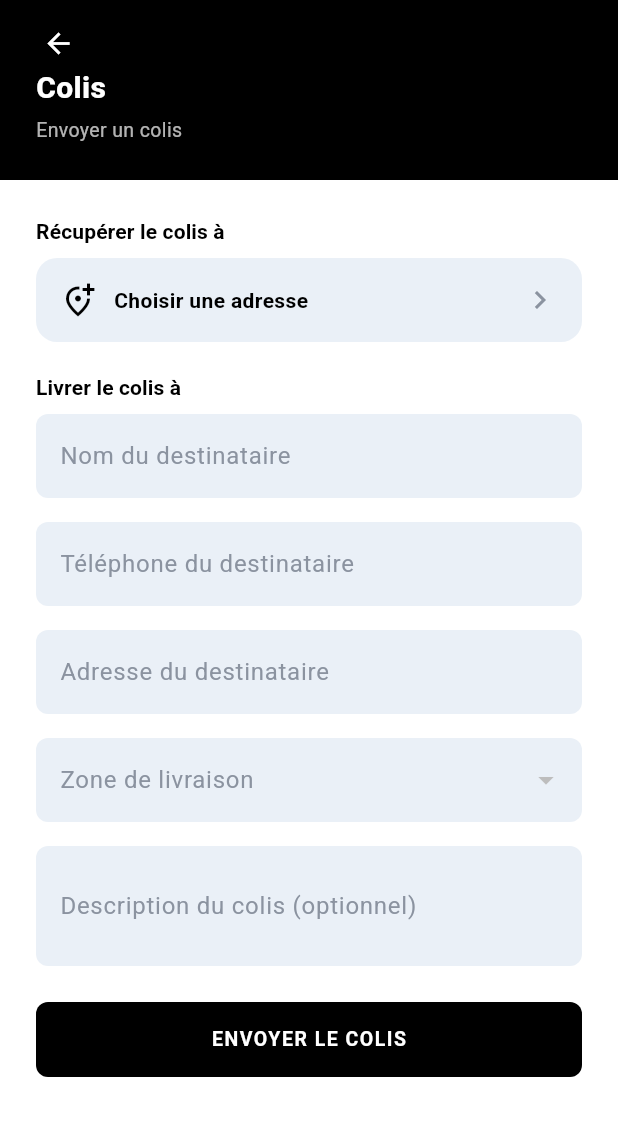
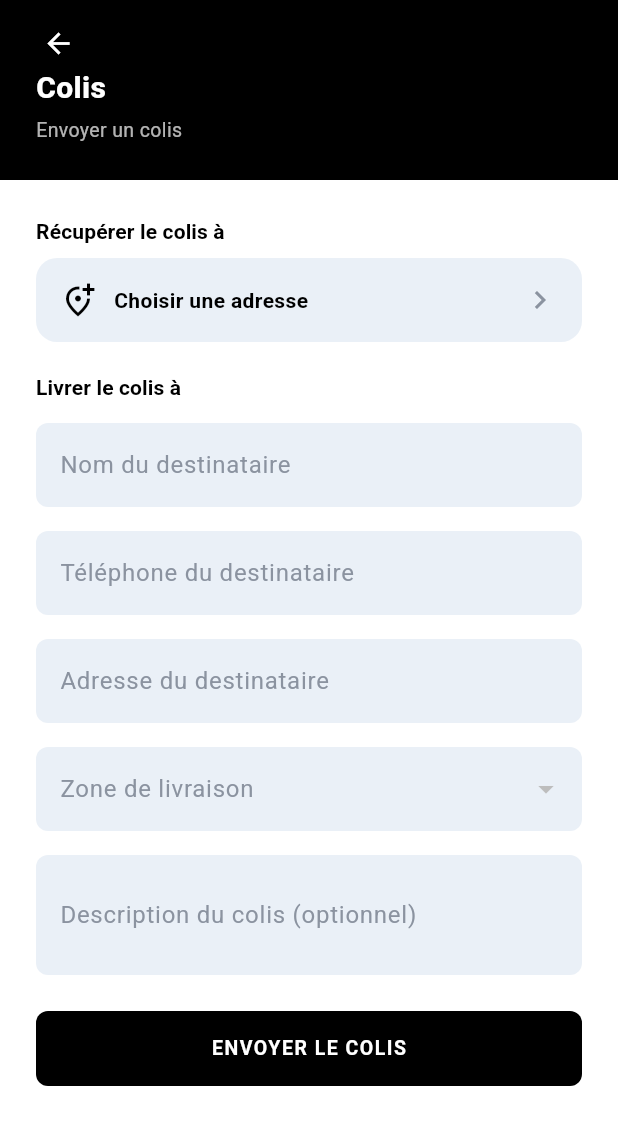
Before and after one commit to Alibalti592/Hssan-Delivery, a Flutter app: the ParcelFormScreen screen opened directly, on a phone screen of 412 x 824 dp. Shown: the top 1125 px of the screen. Run offline on Flutter 3.47's test engine with Material 3 defaults, Android fonts, the phone set to English and light mode, and no system bars; our stand-ins replace cached_network_image, firebase_core, firebase_messaging, flutter_map, flutter_secure_storage, geolocator and 3 more; accounts and stored records are empty; network calls fail; statements that could not run were skipped.

Commit message:
Colis: room between the recipient heading and its first field
Co-Authored-By: Claude Opus 5.5 <noreply@anthropic.com>
Claude-Session: https://claude.ai/code/session_01B6RWxUSN3bwsXdDHTuPsqN

```diff
--- a/mobile/lib/client/parcel_form_screen.dart
+++ b/mobile/lib/client/parcel_form_screen.dart
@@ -111,7 +111,7 @@ class _ParcelFormScreenState extends State<ParcelFormScreen> {
                           fontWeight: FontWeight.w700,
                         ),
                       ),
-                      const SizedBox(height: 8),
+                      const SizedBox(height: 14),
                       TextFormField(
                         controller: _recipientName,
                         enabled: !_submitting,
```
